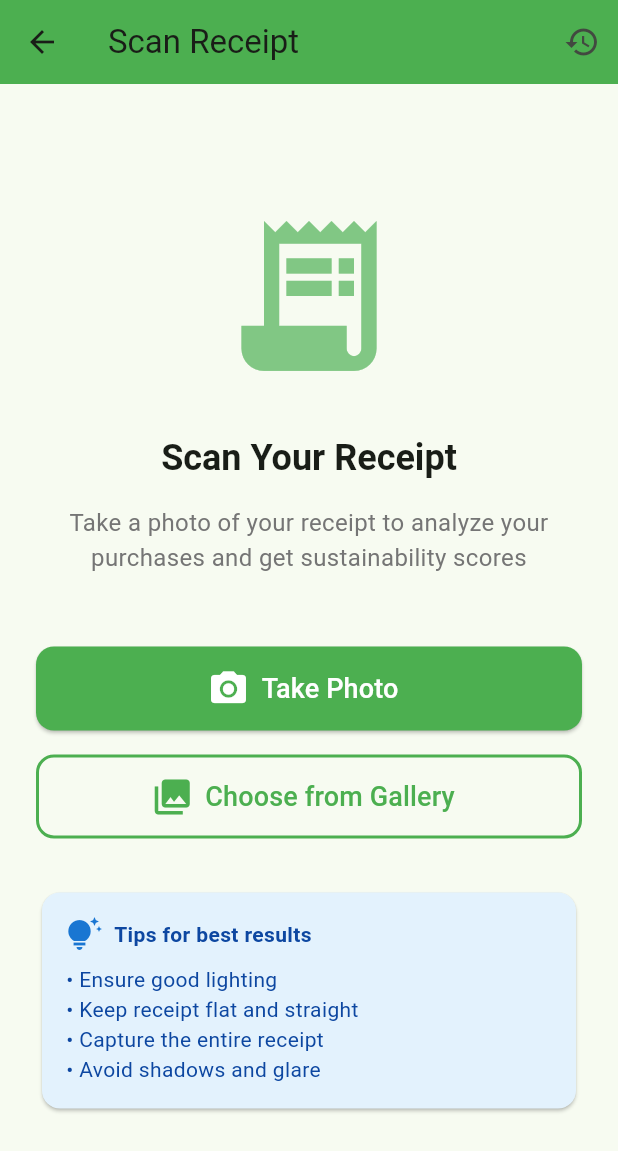
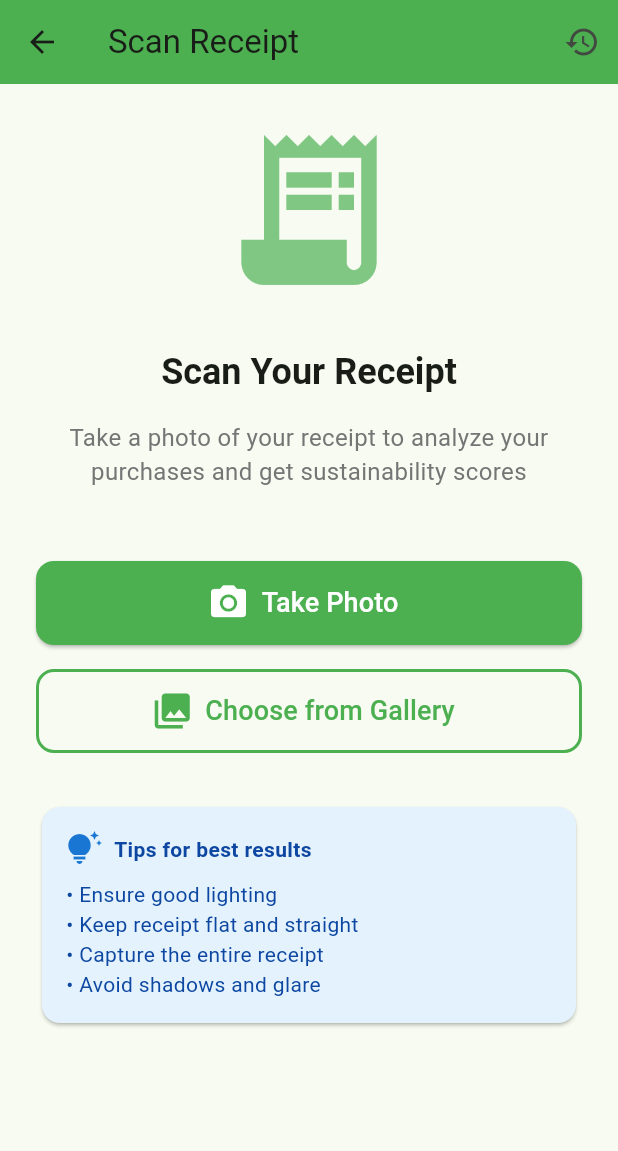
Before and after one commit to RajeshGang/eco_buddy, a Flutter app: the ReceiptOcrScreen screen opened directly, on a phone screen of 412 x 824 dp. Shown: the top 1151 px of the screen. Run offline on Flutter 3.47's test engine with Material 3 defaults, Android fonts, the phone set to English and light mode, and no system bars; our stand-ins replace cloud_firestore, firebase_auth, firebase_core, fl_chart, image_picker, shared_preferences; missing offline and left inert: google_mlkit_text_recognition, mobile_scanner; accounts and stored records are empty.

Commit message:
App cleanup

```diff
--- a/lib/features/scan/receipt_ocr_screen_mobile.dart
+++ b/lib/features/scan/receipt_ocr_screen_mobile.dart
@@ -149,7 +149,7 @@ class _ReceiptOcrScreenState extends State<ReceiptOcrScreen> {
   }
 
   Widget _buildMainView() {
-    return Center(
+    return SingleChildScrollView(
       child: Padding(
         padding: const EdgeInsets.all(24),
         child: Column(
@@ -255,6 +255,8 @@ class _ReceiptOcrScreenState extends State<ReceiptOcrScreen> {
                 ),
               ),
             ),
+            // Add bottom padding to prevent cutoff by navigation bar
+            const SizedBox(height: 24),
           ],
         ),
       ),
--- a/lib/main.dart
+++ b/lib/main.dart
@@ -10,7 +10,6 @@ import 'features/auth/profile_screen.dart';
 // ---- Trends & Leaderboard ----
 import 'features/stats/trends_screen.dart';
 import 'features/catalog/leaderboard_screen.dart';
-import 'features/catalog/test_points_screen.dart';
 
 // ---- Conditional imports: real mobile screens vs web stubs ----
 import 'features/scan/barcode_scanner_screen_stub.dart'
@@ -67,7 +66,6 @@ class _EcoNavScaffoldState extends State<EcoNavScaffold> {
   @override
   Widget build(BuildContext context) {
     final pages = <Widget>[
-      const TestPointsScreen(),
       const _HomeLanding(),
       _mobileCameraSupported ? const BarcodeScannerScreen()
                              : const _UnsupportedPlaceholder(feature: 'Barcode Scanner'),
@@ -79,7 +77,6 @@ class _EcoNavScaffoldState extends State<EcoNavScaffold> {
     ];
 
     final destinations = const [
-      NavigationDestination(icon: Icon(Icons.science_outlined), label: 'Demo'),
       NavigationDestination(icon: Icon(Icons.home_outlined), label: 'Home'),
       NavigationDestination(icon: Icon(Icons.qr_code_scanner), label: 'Scan'),
       NavigationDestination(icon: Icon(Icons.receipt_long_outlined), label: 'Receipts'),
```
